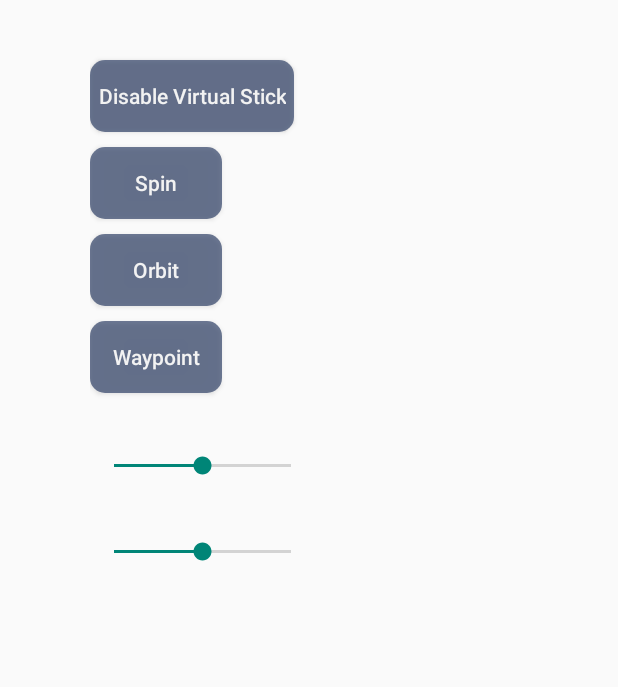
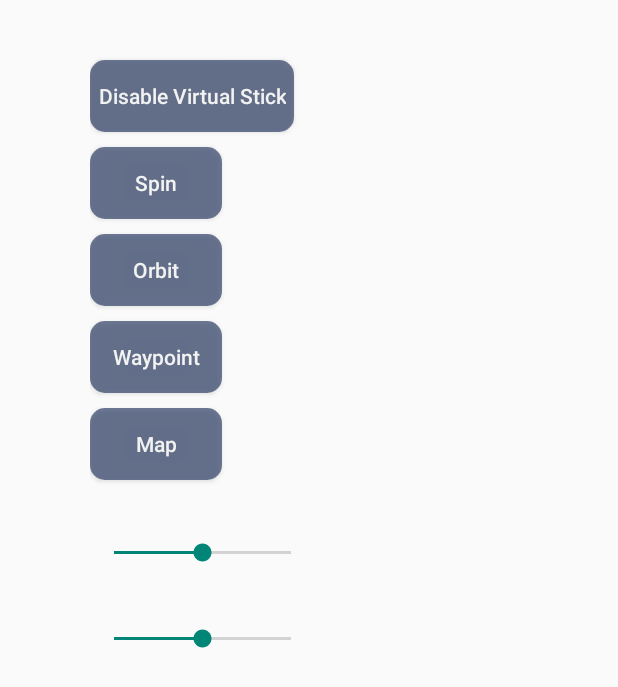
Before and after one commit to jjl1409/CustomSDKMavicMini, an Android app: the layout sticks_virtual.xml on its own in the app's theme, with its tools: preview values and no code run, on a phone screen of 412 x 824 dp. Shown: the top 687 px of the screen. Run offline under Robolectric (Android 15) with nearby library versions, the phone set to English and light mode, and no system bars.

Commit message:
starting work on gui

```diff
--- a/app/src/main/java/com/dji/customsdk/MainActivity.java
+++ b/app/src/main/java/com/dji/customsdk/MainActivity.java
@@ -28,6 +28,7 @@ public class MainActivity extends AppCompatActivity {
     private Button btnDisableVirtualStick;
     private Button btnOrbit;
     private Button btnWaypoint;
+    private Button btnMap;
     private SeekBar seekbarPitchVelocity;
     private SeekBar seekbarAngularVelocity;
     public TextView textRollVelocity;
@@ -80,6 +81,7 @@ public class MainActivity extends AppCompatActivity {
         btnSpin = (Button) findViewById(R.id.btn_spin);
         btnOrbit = (Button) findViewById(R.id.btn_orbit);
         btnWaypoint = (Button) findViewById(R.id.btn_waypoint);
+        btnMap = (Button) findViewById(R.id.btn_map);
         seekbarPitchVelocity = findViewById(R.id.seekbar_rollvelocity);
         seekbarAngularVelocity = findViewById(R.id.seekbar_angularvelocity);
         textRollVelocity = findViewById(R.id.text_rollvelocity);
--- a/app/src/main/res/layout/sticks_virtual.xml
+++ b/app/src/main/res/layout/sticks_virtual.xml
@@ -39,6 +39,13 @@
         style="@style/common_button"
         android:id="@+id/btn_waypoint"/>
 
+    <Button
+        android:layout_width="wrap_content"
+        android:layout_height="wrap_content"
+        android:text="Map"
+        style="@style/common_button"
+        android:id="@+id/btn_map"/>
+
     <TextView
         android:id="@+id/text_rollvelocity"
         android:layout_margin="10dp"
```
